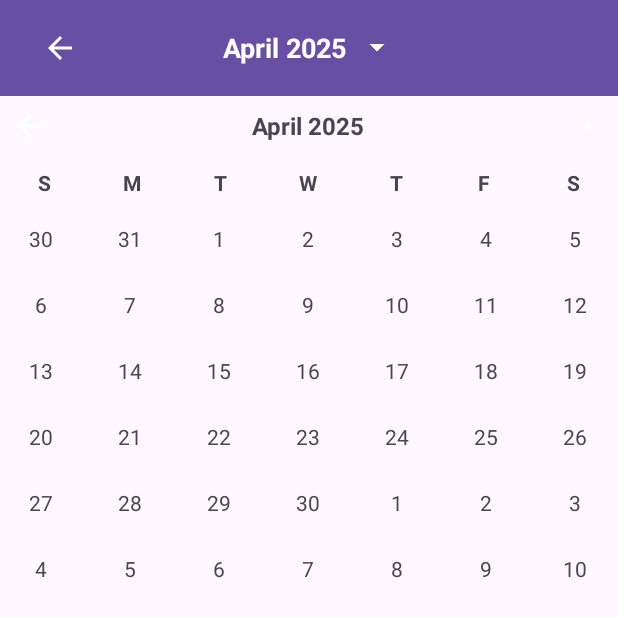
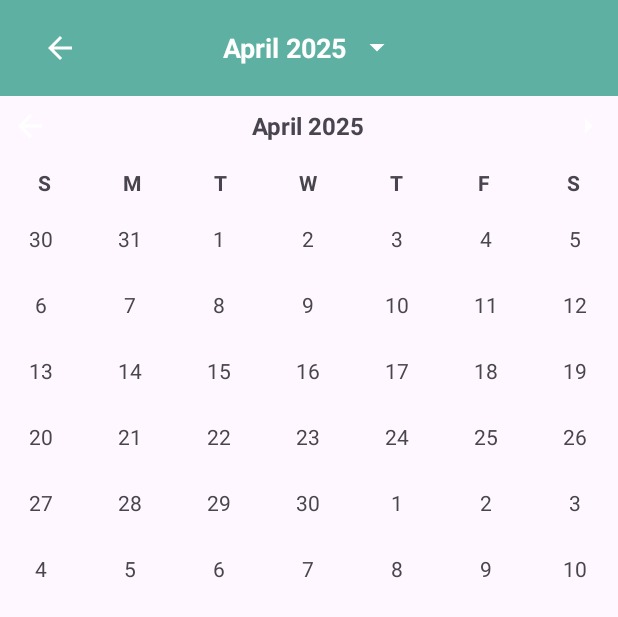
Before and after one commit to furrbeebs/PlantBuddy, an Android app: the layout fragment_mood.xml on its own in the app's theme, with its tools: preview values and no code run, on a phone screen of 412 x 824 dp. Shown: the top 617 px of the screen. Run offline under Robolectric (Android 15) with nearby library versions, the phone set to English and light mode, and no system bars.

Commit message:
update: moodtracker feature

```diff
--- a/app/src/main/res/layout/activity_main.xml
+++ b/app/src/main/res/layout/activity_main.xml
@@ -6,11 +6,6 @@
     android:layout_height="match_parent"
     android:background="#F5F5F5"
     tools:context=".MainActivity">
-
-    <FrameLayout
-        android:id="@+id/journal_fragment_container"
-        android:layout_width="match_parent"
-        android:layout_height="match_parent" />
 
     <FrameLayout
         android:id="@+id/mood_fragment_container"
--- a/app/src/main/res/layout/fragment_mood.xml
+++ b/app/src/main/res/layout/fragment_mood.xml
@@ -10,7 +10,7 @@
         android:id="@+id/toolbar"
         android:layout_width="match_parent"
         android:layout_height="?attr/actionBarSize"
-        android:background="?attr/colorPrimary"
+        android:background="@color/teal"
         android:theme="@style/ThemeOverlay.AppCompat.Dark.ActionBar"
         app:popupTheme="@style/ThemeOverlay.AppCompat.Light">
 
```
Also changed, not shown: app/src/main/java/com/example/app0/MainActivity.java (+0 -15 lines), app/src/main/res/drawable/mood_very_sad.png.
